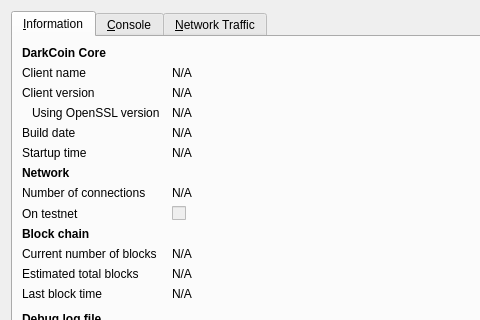
This is src/qt/forms/rpcconsole.ui in ElDiabloBlanco/DemonicCoin as Qt 5 draws it before an edit; both pictures show x 0 to 480 and y 0 to 320 of the 740 by 450 pixel window. The edited form follows.
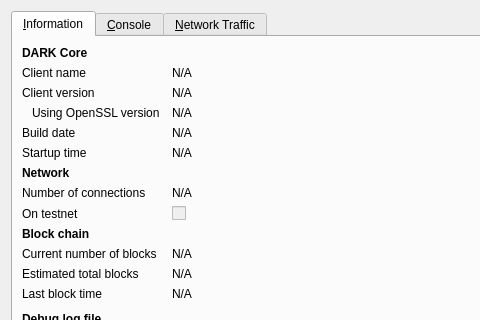
This is the edited form. Icons and pictures are not drawn. Custom widgets are drawn as their Qt base class.

```diff
--- a/src/qt/forms/rpcconsole.ui
+++ b/src/qt/forms/rpcconsole.ui
@@ -36,7 +36,7 @@
           </font>
          </property>
          <property name="text">
-          <string>DarkCoin Core</string>
+          <string>DARK Core</string>
          </property>
         </widget>
        </item>
```
Left out of the diff: 6 changed lines with no effect on the pictures.
